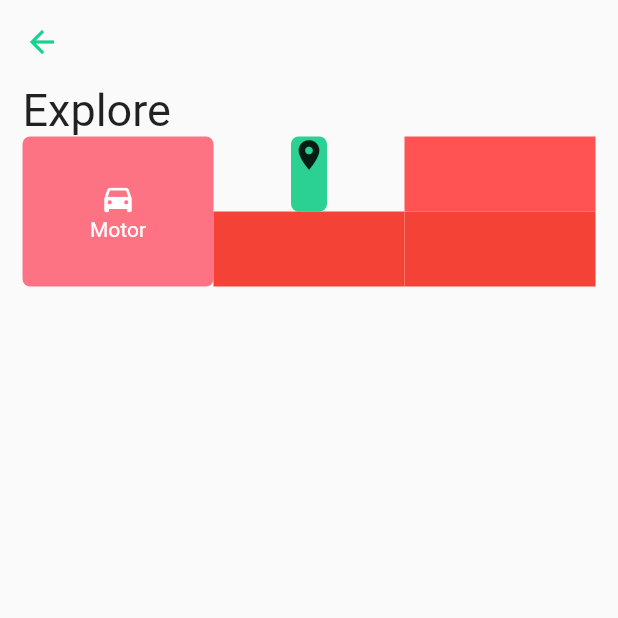
After one commit to dutchmanbd/quickbee, a Flutter app: the HomePage screen opened directly, on a phone screen of 412 x 824 dp, the top half of it. The commit adds this screen. Run offline on Flutter 3.47's test engine with Material 2 defaults, Android fonts, the phone set to English and light mode, and no system bars.

Commit message:
update homepage

```diff
--- /dev/null
+++ b/lib/home.dart
@@ -0,0 +1,122 @@
+import 'package:flutter/material.dart';
+
+class HomePage extends StatefulWidget {
+  @override
+  _HomePageState createState() => _HomePageState();
+}
+
+class _HomePageState extends State<HomePage> {
+  @override
+  Widget build(BuildContext context) {
+    return new Scaffold(
+      appBar: new AppBar(
+        backgroundColor: Colors.transparent,
+        elevation: 0.0,
+        iconTheme: new IconThemeData(color: Color(0xFF18D191)),
+      ),
+      body: MainContent(),
+    );
+  }
+}
+
+class MainContent extends StatelessWidget {
+  @override
+  Widget build(BuildContext context) {
+    return new ListView(
+      children: <Widget>[
+        Padding(
+          padding: const EdgeInsets.symmetric(horizontal: 15.0),
+          child: new Container(
+            child: new Column(
+              children: <Widget>[
+                Row(
+                  children: <Widget>[
+                    new Text(
+                      "Explore",
+                      style: new TextStyle(
+                        fontSize: 30.0,
+                      ),
+                      textAlign: TextAlign.left,
+                    ),
+                  ],
+                ),
+                Row(
+                  children: <Widget>[
+                    new Expanded(
+                      child: new Container(
+                        height: 100.0,
+                        decoration: new BoxDecoration(
+                            borderRadius: new BorderRadius.circular(5.0),
+                            color: Color(0xFFFD7384)),
+                        child: new Column(
+                          mainAxisAlignment: MainAxisAlignment.center,
+                          children: <Widget>[
+                            new Icon(
+                              Icons.drive_eta,
+                              color: Colors.white,
+                            ),
+                            new Text("Motor",
+                                style: new TextStyle(color: Colors.white))
+                          ],
+                        ),
+                      ),
+                    ),
+                    new Expanded(
+                      child: new Container(
+                        height: 100.0,
+                        child: Column(
+                          children: <Widget>[
+                            Expanded(
+                              child: new Container(
+                                decoration: new BoxDecoration(
+                                  color: Color(0xFF2BD093),
+                                  borderRadius: new BorderRadius.circular(5.0)
+                                ),
+                                child: new Column(
+                                  children: <Widget>[
+                                    new Icon(Icons.place)
+
+                                  ],
+                                )
+                              ),
+
+                            ),
+                            Expanded(
+                              child: new Container(
+                                color: Colors.red,
+                              ),
+                            )
+                          ],
+                        ),
+                      ),
+                    ),
+                    new Expanded(
+                      child: new Container(
+                        height: 100.0,
+                        child: Column(
+                          children: <Widget>[
+                            Expanded(
+                              child: new Container(
+                                color: Colors.redAccent,
+                              ),
+
+                            ),
+                            Expanded(
+                              child: new Container(
+                                color: Colors.red,
+                              ),
+                            )
+                          ],
+                        ),
+                      ),
+                    )
+                  ],
+                )
+              ],
+            ),
+          ),
+        )
+      ],
+    );
+  }
+}
--- a/lib/login.dart
+++ b/lib/login.dart
@@ -1,4 +1,5 @@
 import 'package:flutter/material.dart';
+import 'package:quickbee/home.dart';
 import 'stacked_icons.dart';
 
 class LoginPage extends StatelessWidget {
@@ -29,23 +30,21 @@ class LoginPage extends StatelessWidget {
               ],
             ),
             Padding(
-              padding: const EdgeInsets.symmetric(horizontal: 20.0, vertical: 0.0),
+              padding:
+                  const EdgeInsets.symmetric(horizontal: 20.0, vertical: 0.0),
               child: new TextField(
-                decoration: new InputDecoration(
-                  labelText: 'Email'
-                ),
+                decoration: new InputDecoration(labelText: 'Email'),
               ),
             ),
             new SizedBox(
               height: 15.0,
             ),
             Padding(
-              padding: const EdgeInsets.symmetric(horizontal: 20.0, vertical: 0.0),
+              padding:
+                  const EdgeInsets.symmetric(horizontal: 20.0, vertical: 0.0),
               child: new TextField(
                 obscureText: true,
-                decoration: new InputDecoration(
-                  labelText: 'Password'
-                ),
+                decoration: new InputDecoration(labelText: 'Password'),
               ),
             ),
             new Row(
@@ -54,6 +53,12 @@ class LoginPage extends StatelessWidget {
                   child: Padding(
                     padding: const EdgeInsets.only(
                         left: 20.0, right: 10.0, top: 10.0, bottom: 10.0),
+                    child: GestureDetector(
+                      onTap: (){
+                        Navigator.push(context, MaterialPageRoute(
+                          builder: (context) => HomePage()
+                        ));
+                      },
                       child: new Container(
                         alignment: Alignment.center,
                         height: 60.0,
@@ -62,8 +67,9 @@ class LoginPage extends StatelessWidget {
                             borderRadius: BorderRadius.circular(10.0)),
                         child: new Text(
                           "Login",
-                        style:
-                            new TextStyle(fontSize: 20.0, color: Colors.white),
+                          style: new TextStyle(
+                              fontSize: 20.0, color: Colors.white),
+                        ),
                       ),
                     ),
                   ),
@@ -77,8 +83,10 @@ class LoginPage extends StatelessWidget {
                       height: 60.0,
                       child: new Text(
                         "Forgot Password?",
-                        style:
-                            new TextStyle(fontSize: 17.0, color: Color(0xFF18D191), fontWeight: FontWeight.bold),
+                        style: new TextStyle(
+                            fontSize: 17.0,
+                            color: Color(0xFF18D191),
+                            fontWeight: FontWeight.bold),
                       ),
                     ),
                   ),
```
Lines whose indentation alone changed are shown as unchanged.
